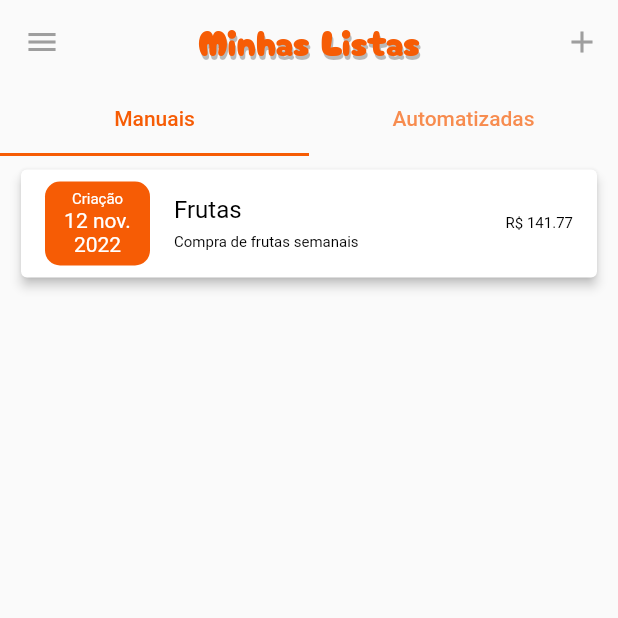
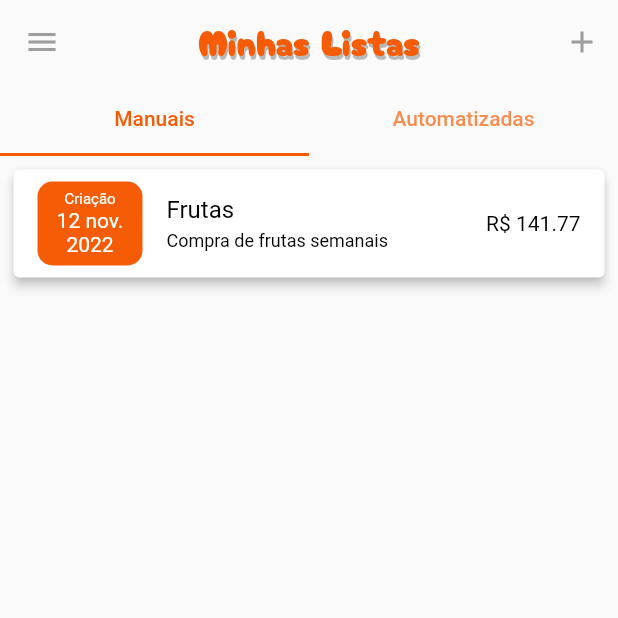
Before and after one commit to AndreLiberato/project_silk, a Flutter app: the MyGroceriesListsScreen screen opened directly, on a phone screen of 412 x 824 dp, the top half of it. Run offline on Flutter 3.47's test engine with Material 2 defaults, Android fonts, the phone set to English and light mode, and no system bars; network calls fail; statements that could not run were skipped.

Commit message:
style-grocery list style eddited

```diff
--- a/vish/lib/widgets/grocery_list_item.dart
+++ b/vish/lib/widgets/grocery_list_item.dart
@@ -15,7 +15,7 @@ class GroceryListItem extends StatelessWidget {
   Widget build(BuildContext context) {
     var listsProvider = context.read<GroceriesListsProvider>();
     return Container(
-        padding: const EdgeInsets.symmetric(vertical: 0, horizontal: 10),
+        padding: const EdgeInsets.symmetric(vertical: 0, horizontal: 5),
         height: 90,
         alignment: Alignment.center,
         child: Dismissible(
@@ -45,8 +45,7 @@ class GroceryListItem extends StatelessWidget {
               padding: const EdgeInsets.only(right: 10),
               alignment: Alignment.centerRight,
               decoration: BoxDecoration(
-                  borderRadius: BorderRadius.circular(10),
-                  color: Colors.redAccent.shade400),
+                  borderRadius: BorderRadius.circular(10), color: Colors.red),
               child: const Icon(Icons.delete),
             ),
           ),
@@ -56,7 +55,6 @@ class GroceryListItem extends StatelessWidget {
               onTap: () => Navigator.of(context)
                   .pushNamed("/lista-detalhes", arguments: groceryList),
               leading: Container(
-                padding: const EdgeInsets.all(5),
                 width: 70,
                 height: 70,
                 decoration: BoxDecoration(
@@ -84,10 +82,10 @@ class GroceryListItem extends StatelessWidget {
               ),
               subtitle: Text(
                 groceryList.description,
-                style: const TextStyle(fontSize: 10, color: Colors.black),
+                style: const TextStyle(fontSize: 12, color: Colors.black),
               ),
               trailing: Text("R\$ ${groceryList.getTotalValue()}",
-                  style: const TextStyle(fontSize: 10, color: Colors.black)),
+                  style: const TextStyle(fontSize: 14, color: Colors.black)),
             ),
           ),
         ));
```
